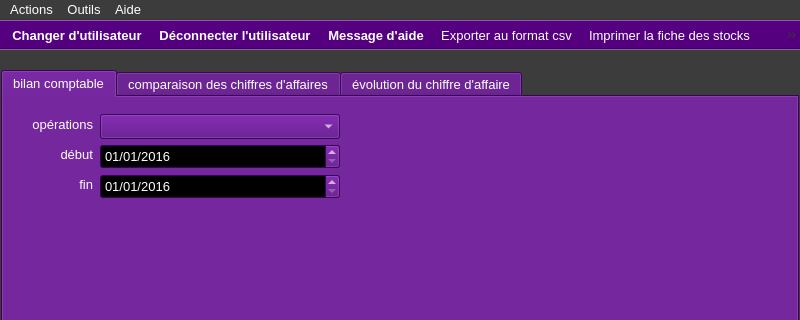
xnoumbissinoundou/yeroth-erp-3.0, file ui/yeroth-erp-tableaux-de-bord-window.ui: the form before one commit; both pictures show x 0 to 800 and y 0 to 320 of the 800 by 600 pixel window.
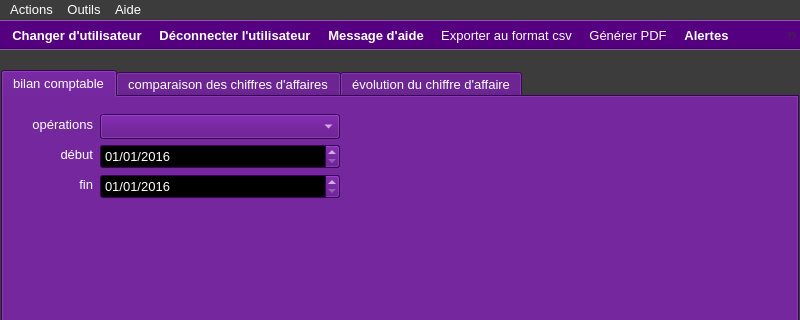
The form after the commit. Icons and pictures are not drawn. Custom widgets are drawn as their Qt base class.

Commit message: On branch master 	modified:   bin/yeroth-erp-3-0_english.qm 	modified:   ui/yeroth-erp-tableaux-de-bord-window.ui 	modified:   yeroth-erp-3-0_english.ts

```diff
--- a/ui/yeroth-erp-tableaux-de-bord-window.ui
+++ b/ui/yeroth-erp-tableaux-de-bord-window.ui
@@ -13238,7 +13238,7 @@
      <normaloff>:/yeroth-erp-3-0-images/yeroth-erp-3-0-pdf-print-icon.svg</normaloff>:/yeroth-erp-3-0-images/yeroth-erp-3-0-pdf-print-icon.svg</iconset>
    </property>
    <property name="text">
-    <string>Imprimer la fiche des stocks</string>
+    <string>Générer PDF</string>
    </property>
    <property name="toolTip">
     <string>Imprimer la fiche des stocks</string>
```
Left out of the diff: 2 changed lines with no effect on the pictures. The commit also changes 2 other files.
